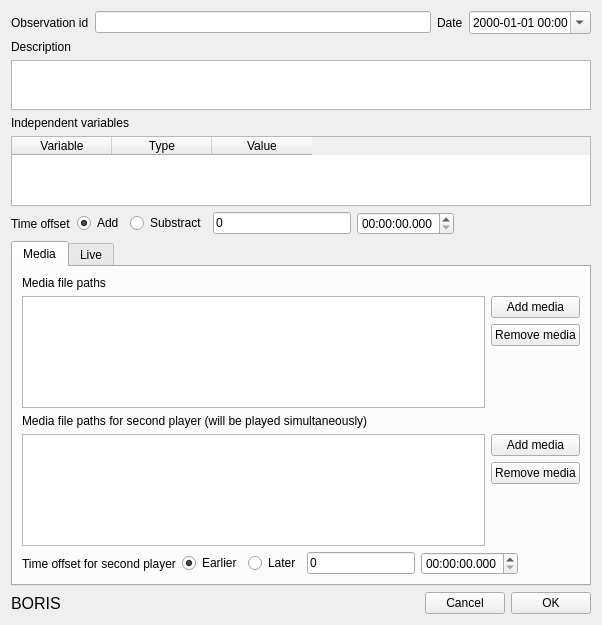
This is observation.ui in olivierfriard/BORIS as Qt 5 draws it before an edit. The edited form follows.
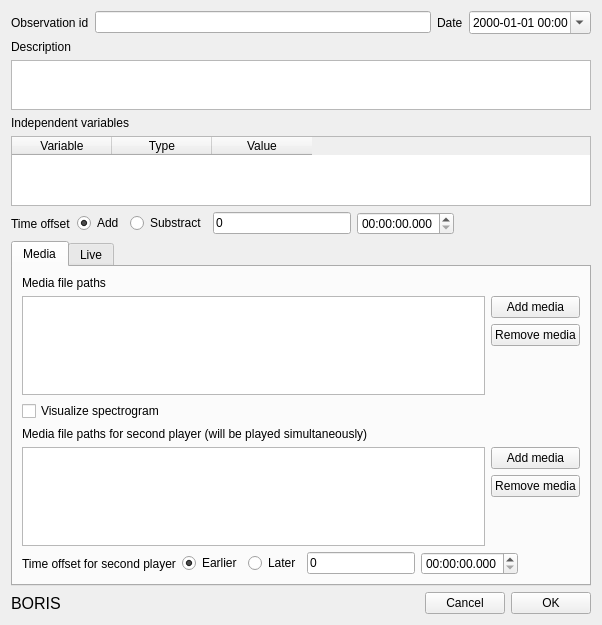
This is the edited form.

Commit message: added plot_spectrogram

Diff of the .ui file:
```diff
--- a/observation.ui
+++ b/observation.ui
@@ -238,6 +238,13 @@
            </item>
           </layout>
          </item>
+         <item>
+          <widget class="QCheckBox" name="cbVisualizeSpectrogram">
+           <property name="text">
+            <string>Visualize spectrogram</string>
+           </property>
+          </widget>
+         </item>
          <item>
           <widget class="QLabel" name="label_2">
            <property name="text">
```
The commit also changes 3 other files.
